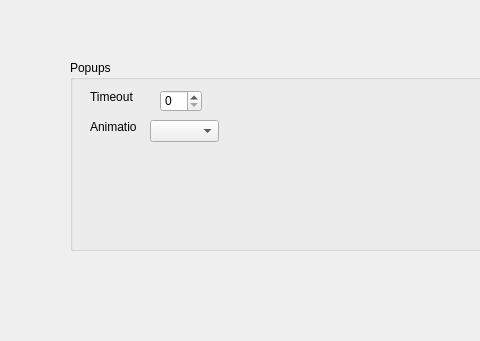
First picture: the form in src/settings/PageView.ui, repository marcinmagier/wolverine, before the edit; both pictures show x 0 to 480 and y 0 to 341 of the 682 by 601 pixel window.
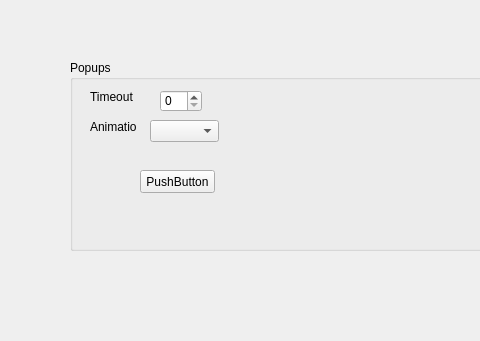
Second picture: the form after the edit.

The edit to the form file:
```diff
--- a/src/settings/PageView.ui
+++ b/src/settings/PageView.ui
@@ -77,6 +77,22 @@
      <string>Animation</string>
     </property>
    </widget>
+   <widget class="QPushButton" name="pushButton">
+    <property name="geometry">
+     <rect>
+      <x>70</x>
+      <y>110</y>
+      <width>75</width>
+      <height>23</height>
+     </rect>
+    </property>
+    <property name="cursor">
+     <cursorShape>ArrowCursor</cursorShape>
+    </property>
+    <property name="text">
+     <string>PushButton</string>
+    </property>
+   </widget>
   </widget>
  </widget>
  <resources/>
```
